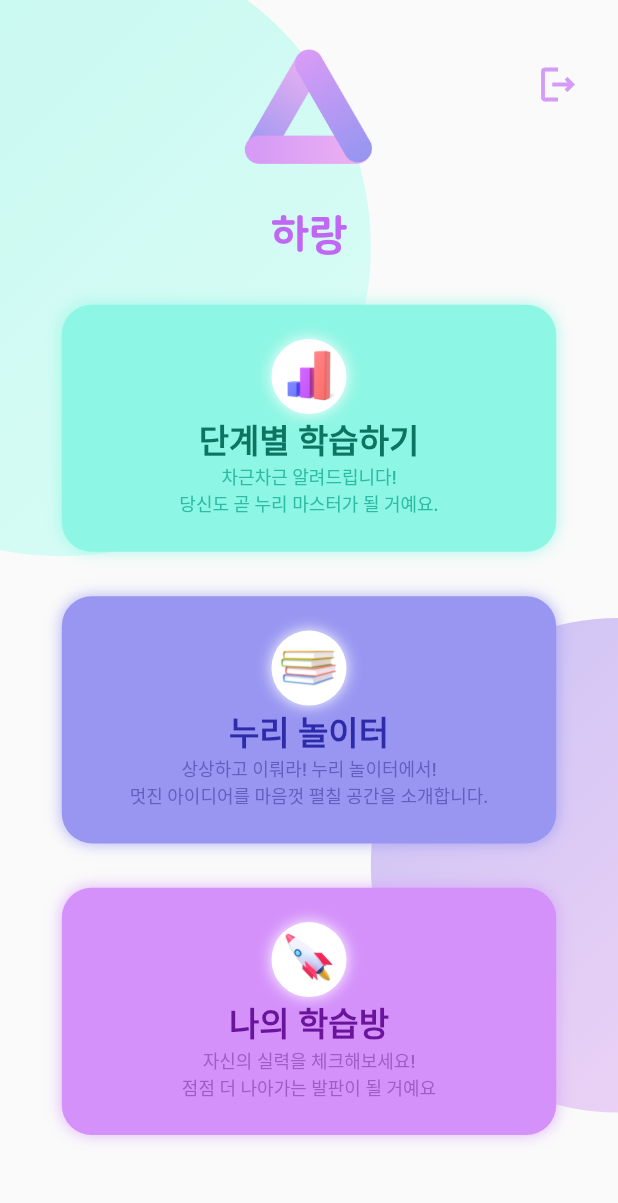
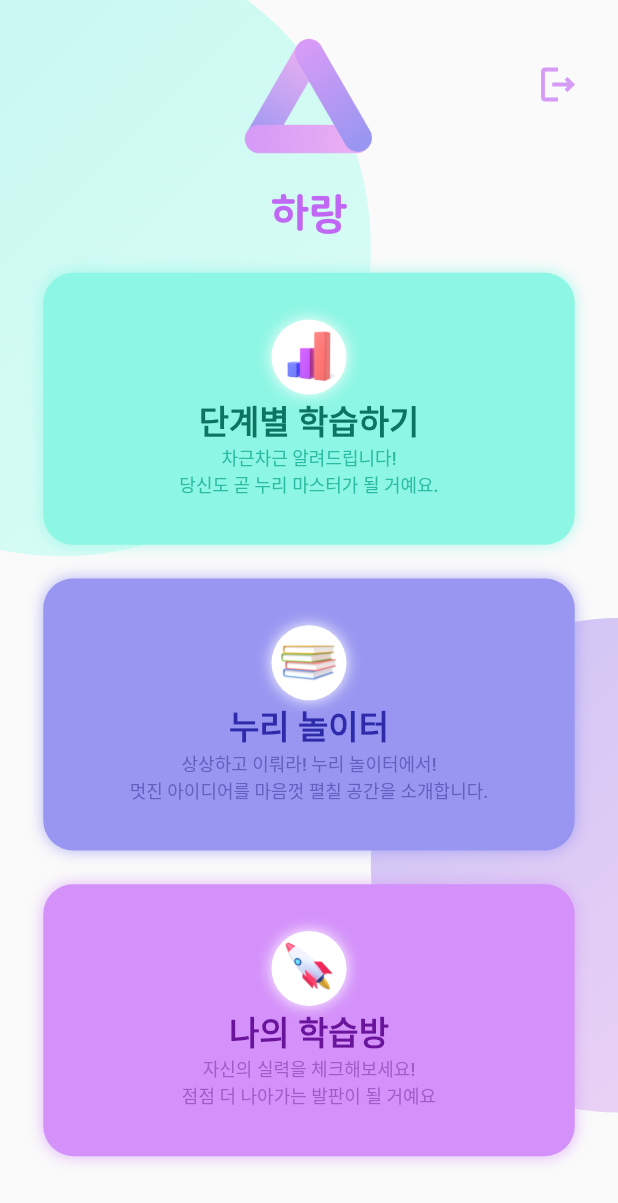
Before and after one commit to harangcorp/harang-flutter, a Flutter app: the screen it shows once a user with an empty profile is signed in, on a phone screen of 412 x 824 dp. Shown: the top 1203 px of the screen. Run offline on Flutter 3.47's test engine with Material 2 defaults, Android fonts, the phone set to English and light mode, and no system bars; our stand-ins replace cloud_firestore, dio, firebase_auth, firebase_core, fl_chart, flutter_svg and 5 more; missing offline and left inert: app_usage, configurable_expansion_tile_null_safety, flutter_card_swipper, flutter_facebook_auth, flutter_vibrate; accounts and stored records are empty.

Commit message:
Improve ui

```diff
--- a/lib/screens/auth/login.dart
+++ b/lib/screens/auth/login.dart
@@ -74,7 +74,7 @@ class Login extends GetView<AuthController> {
                 maxLines: 1,
                 controller: emailController,
                 decoration: InputDecoration(
-                  hintText: "아이디",
+                  hintText: "이메일",
                   hintStyle: hintStyle,
                   border: InputBorder.none,
                   focusedBorder: InputBorder.none,
--- a/lib/screens/auth/signup.dart
+++ b/lib/screens/auth/signup.dart
@@ -33,7 +33,7 @@ class Signup extends GetView<AuthController> {
                   fit: BoxFit.fitHeight,
                 ))),
             textFormBox(nameController, "이름"),
-            textFormBox(emailController, "아이디"),
+            textFormBox(emailController, "이메일"),
             textFormBox(passwordController, "비밀번호", true),
             textFormBox(passwordCheckController, "비밀번호 확인",true),
             Align(
--- a/lib/screens/home.dart
+++ b/lib/screens/home.dart
@@ -71,8 +71,8 @@ class Home extends GetWidget<AuthController> {
                     binding: NuriStudyBinding(),
                     transition: Transition.rightToLeft),
                 child: Container(
-                  width: _width * 0.8,
-                  height: _height * 0.2,
+                  width: _width * 0.86,
+                  height: _height * 0.22,
                   decoration: BoxDecoration(
                     color: mint,
                     borderRadius: BorderRadius.circular(20),
@@ -117,8 +117,8 @@ class Home extends GetWidget<AuthController> {
               GestureDetector(
                 onTap: () => Get.to(NuriPlayGround(), binding: NuripgBinding(),  transition: Transition.rightToLeft),
                 child: Container(
-                  width: _width * 0.8,
-                  height: _height * 0.2,
+                  width: _width * 0.86,
+                  height: _height * 0.22,
                   decoration: BoxDecoration(
                     color: purpleThree,
                     borderRadius: BorderRadius.circular(20),
@@ -166,8 +166,8 @@ class Home extends GetWidget<AuthController> {
                 onTap: () =>
                     Get.to(() => LeaderBoard(),transition: Transition.rightToLeft, binding: LeaderboardBinding()),
                 child: Container(
-                  width: _width * 0.8,
-                  height: _height * 0.2,
+                  width: _width * 0.86,
+                  height: _height * 0.22,
                   decoration: BoxDecoration(
                     color: purpleTwo,
                     borderRadius: BorderRadius.circular(20),
```
Also changed, not shown: lib/controllers/leaderboardController.dart (+2 -22 lines), lib/screens/leaderboard/leaderboard.dart (+16 -4 lines), lib/screens/nuristudy/study_main.dart (+4 -17 lines), lib/themes/text_theme.dart (+42 -0 lines).
